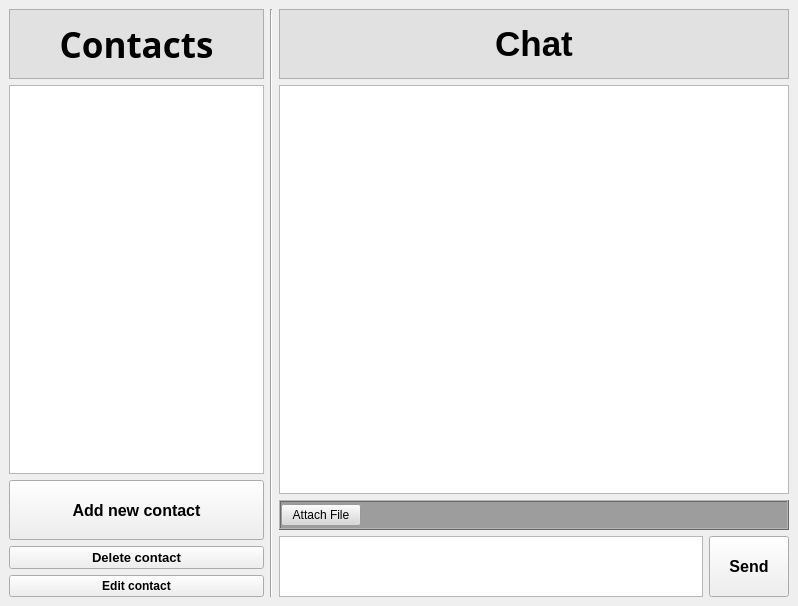
This is p2p_comunicator/app/mainwindow.ui in sadowicz/p2p_communicator as Qt 5 draws it before an edit. The edited form follows.
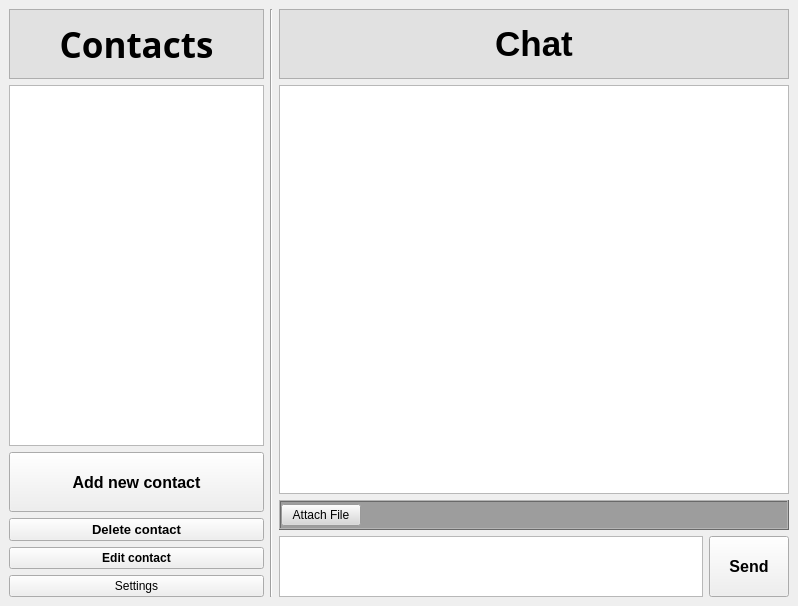
This is the edited form.

Commit message: Add settings dialog

Diff of the .ui file:
```diff
--- a/p2p_comunicator/app/mainwindow.ui
+++ b/p2p_comunicator/app/mainwindow.ui
@@ -146,6 +146,13 @@
           </property>
          </widget>
         </item>
+        <item>
+         <widget class="QPushButton" name="pbSettings">
+          <property name="text">
+           <string>Settings</string>
+          </property>
+         </widget>
+        </item>
        </layout>
       </item>
       <item>
```
The commit also changes 6 other files.
